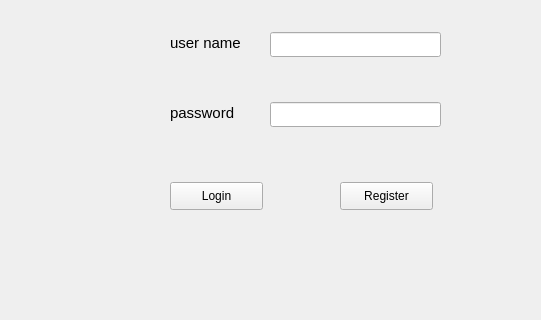
The window that Tank_Trouble_IV/loginwidget.ui (raitocc/run) describes before a commit, drawn with Qt 5; both pictures show x 0 to 541 and y 158 to 478 of the 708 by 478 pixel window.
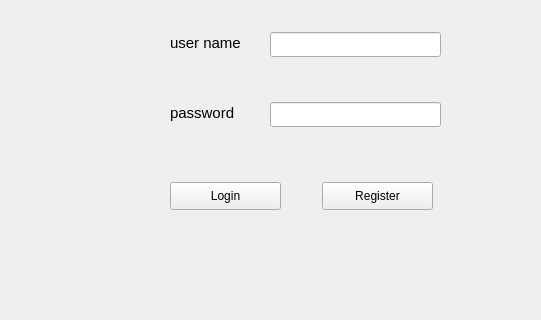
The same window after the commit.

```diff
--- a/Tank_Trouble_IV/loginwidget.ui
+++ b/Tank_Trouble_IV/loginwidget.ui
@@ -92,7 +92,7 @@
     <rect>
      <x>170</x>
      <y>340</y>
-     <width>93</width>
+     <width>111</width>
      <height>28</height>
     </rect>
    </property>
@@ -103,9 +103,9 @@
   <widget class="QPushButton" name="pushButton_2">
    <property name="geometry">
     <rect>
-     <x>340</x>
+     <x>322</x>
      <y>340</y>
-     <width>93</width>
+     <width>111</width>
      <height>28</height>
     </rect>
    </property>
```
